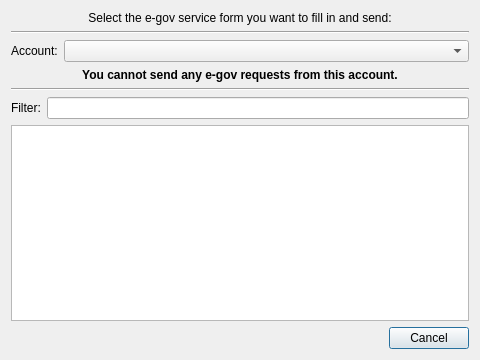
Before: the Qt Designer form src/gov_services/ui/dlg_gov_services.ui in psakar/datovka, drawn with Qt 5.
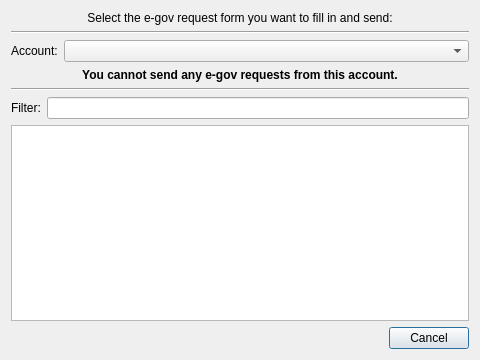
After: the same form once the commit is applied.

```diff
--- a/src/gov_services/ui/dlg_gov_services.ui
+++ b/src/gov_services/ui/dlg_gov_services.ui
@@ -17,7 +17,7 @@
    <item>
     <widget class="QLabel" name="label">
      <property name="text">
-      <string>Select the e-gov service form you want to fill in and send:</string>
+      <string>Select the e-gov request form you want to fill in and send:</string>
      </property>
      <property name="alignment">
       <set>Qt::AlignCenter</set>
```
Left out of the diff: 22 changed lines with no effect on the pictures.
